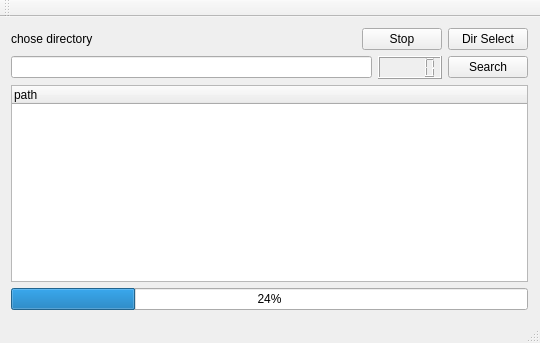
This is mainwindow.ui in Ladisgin/sleuth as Qt 5 draws it before an edit. The edited form follows.
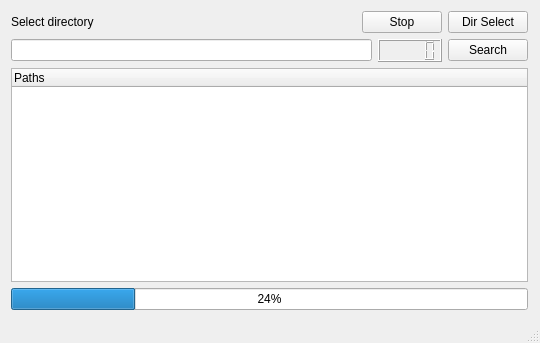
This is the edited form.

Patch:
```diff
--- a/mainwindow.ui
+++ b/mainwindow.ui
@@ -26,7 +26,7 @@
       <item>
        <widget class="QLabel" name="label">
         <property name="text">
-         <string>chose directory</string>
+         <string>Select directory</string>
         </property>
        </widget>
       </item>
@@ -85,7 +85,7 @@
      <widget class="QTreeWidget" name="treeWidget">
       <column>
        <property name="text">
-        <string>path</string>
+        <string>Paths</string>
        </property>
       </column>
      </widget>
@@ -109,14 +109,6 @@
     </rect>
    </property>
   </widget>
-  <widget class="QToolBar" name="mainToolBar">
-   <attribute name="toolBarArea">
-    <enum>TopToolBarArea</enum>
-   </attribute>
-   <attribute name="toolBarBreak">
-    <bool>false</bool>
-   </attribute>
-  </widget>
   <widget class="QStatusBar" name="statusBar"/>
  </widget>
  <layoutdefault spacing="6" margin="11"/>
```
